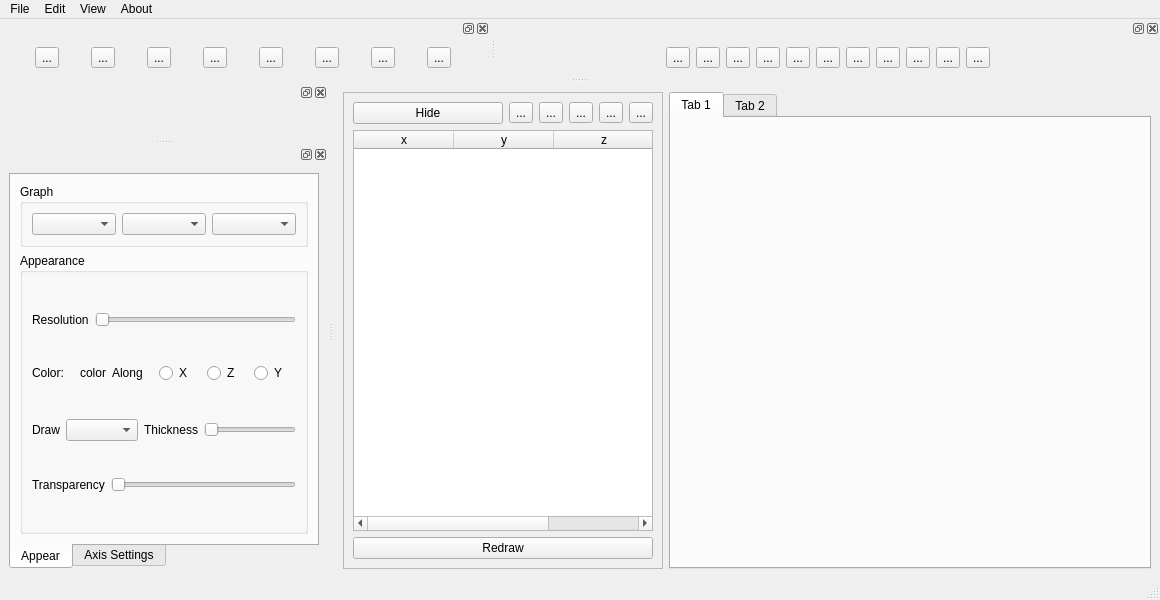
Before: the Qt Designer form GUI.ui in MSHallOpenSoft/plotter, drawn with Qt 5.
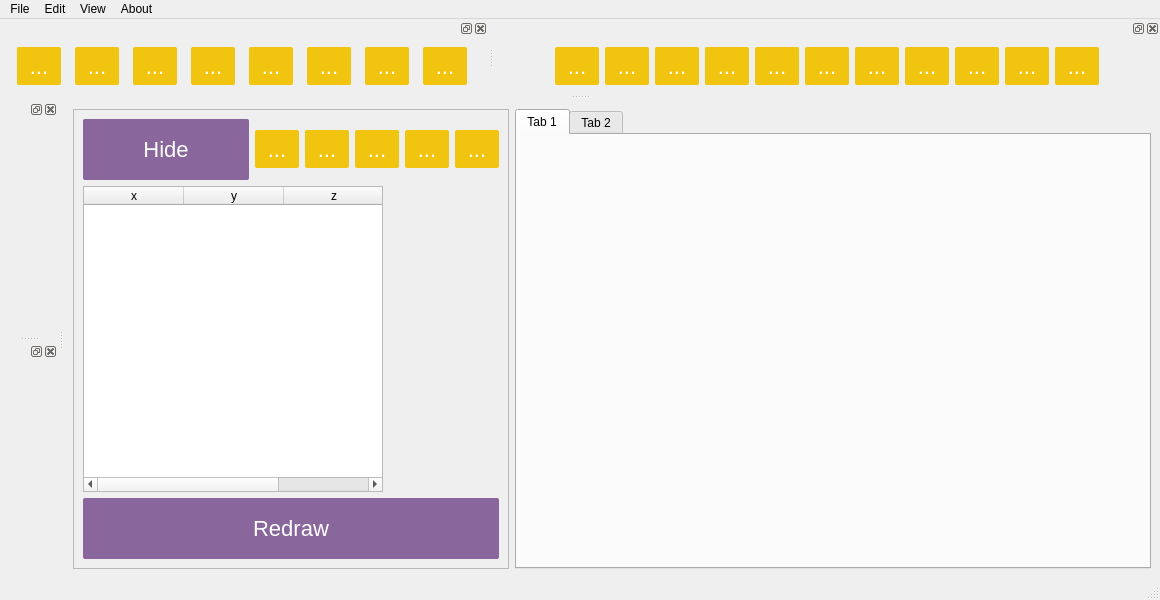
After: the same form once the commit is applied. Icons and pictures are not drawn.

Commit message: Added material design to buttons

What changed in the file:
```diff
--- a/GUI.ui
+++ b/GUI.ui
@@ -13,6 +13,104 @@
   <property name="windowTitle">
    <string>MainWindow</string>
   </property>
+  <property name="styleSheet">
+   <string notr="true">QMainWindow{
+  text-align: center; 
+}
+
+
+QToolButton{
+  position: relative;
+  border: none;
+  outline:none;
+  cursor:pointer;
+  cursor: hand;
+  background: #F1C40F;
+  color: white;
+  padding: 5px 5px;
+  border-radius: 2px;
+  font-size: 22px;
+  -webkit-box-shadow: 0 0 4px rgba(0,0,0, .75);
+   -moz-box-shadow: 0 0 4px rgba(0,0,0, .75);
+   box-shadow: 0 0 4px rgba(0,0,0, .75);
+}
+QToolButton:hover:!pressed{
+  position: relative;
+  border: none;
+  outline:none;
+  cursor:pointer;
+  cursor: hand;
+  background: #d8ae01;
+  color: white;
+  padding: 5px 5px;
+  border-radius: 2px;
+  font-size: 22px;
+  -webkit-box-shadow: 0 0 4px rgba(0,0,0, .75);
+   -moz-box-shadow: 0 0 4px rgba(0,0,0, .75);
+   box-shadow: 0 0 4px rgba(0,0,0, .75);
+}
+QToolButton:pressed{
+  position: relative;
+  border: none;
+  outline:none;
+  cursor:pointer;
+  cursor: hand;
+  background: #fbd334;
+  color: white;
+  padding: 5px 5px;
+  border-radius: 2px;
+  font-size: 22px;
+  -webkit-box-shadow: 0 0 4px rgba(0,0,0, .75);
+   -moz-box-shadow: 0 0 4px rgba(0,0,0, .75);
+   box-shadow: 0 0 4px rgba(0,0,0, .75);
+}
+QPushButton{
+  position: relative;
+  border: none;
+  outline:none;
+  cursor:pointer;
+  cursor: hand;
+  background: #89669b;
+  color: white;
+  padding: 18px 60px;
+  border-radius: 2px;
+  font-size: 22px;
+  -webkit-box-shadow: 0 0 4px rgba(0,0,0, .75);
+   -moz-box-shadow: 0 0 4px rgba(0,0,0, .75);
+   box-shadow: 0 0 4px rgba(0,0,0, .75);
+}
+QPushButton:hover{
+  position: relative;
+  border: none;
+  outline:none;
+  cursor:pointer;
+  cursor: hand;
+  background: #745385;
+  color: white;
+  padding: 18px 60px;
+  border-radius: 2px;
+  font-size: 22px;
+  -webkit-box-shadow: 0 0 4px rgba(0,0,0, .75);
+   -moz-box-shadow: 0 0 4px rgba(0,0,0, .75);
+   box-shadow: 0 0 4px rgba(0,0,0, .75);
+}
+QPushButton:pressed{
+  position: relative;
+  border: none;
+  outline:none;
+  cursor:pointer;
+  cursor: hand;
+  background: #9d74b2;
+  color: white;
+  padding: 18px 60px;
+  border-radius: 2px;
+  font-size: 22px;
+  -webkit-box-shadow: 0 0 4px rgba(0,0,0, .75);
+   -moz-box-shadow: 0 0 4px rgba(0,0,0, .75);
+   box-shadow: 0 0 4px rgba(0,0,0, .75);
+}
+</string>
+  </property>
   <widget class="QWidget" name="centralwidget">
    <layout class="QHBoxLayout" name="horizontalLayout_3">
     <item>
@@ -316,6 +414,62 @@
   </widget>
   <widget class="QStatusBar" name="statusbar"/>
   <widget class="QDockWidget" name="dockWidget">
+   <property name="styleSheet">
+    <string notr="true">QPushButton{
+  position: relative;
+  border: none;
+  outline:none;
+  cursor: pointer;
+  background: #89669b;
+  color: white;
+  padding: 18px 60px;
+  border-radius: 2px;
+  font-size: 22px;
+}
+
+.fab{
+  border-radius: 50%;
+  margin:0;
+  padding: 20px;
+}
+
+.material{
+  position:relative;
+  color:white;
+  margin: 20px auto;
+  height:400px;
+  width:500px;
+  background:#f45673;
+  
+}
+
+.ripple{
+  overflow:hidden;
+}
+
+.ripple-effect{
+  position: absolute;
+  border-radius: 50%;
+  width: 50px;
+  height: 50px;
+  background: white;
+
+    
+  animation: ripple-animation 2s;
+}
+
+
+@keyframes ripple-animation {
+    from {
+      transform: scale(1);
+      opacity: 0.4;
+    }
+    to {
+      transform: scale(100);
+      opacity: 0;
+    }
+}</string>
+   </property>
    <attribute name="dockWidgetArea">
     <number>1</number>
    </attribute>
@@ -334,259 +488,7 @@
    <widget class="QWidget" name="dockWidgetContents_2">
     <layout class="QVBoxLayout" name="verticalLayout_4">
      <item>
-      <layout class="QVBoxLayout" name="verticalLayout_2">
-       <item>
-        <widget class="QTabWidget" name="tabWidget_2">
-         <property name="sizePolicy">
-          <sizepolicy hsizetype="Minimum" vsizetype="Expanding">
-           <horstretch>0</horstretch>
-           <verstretch>0</verstretch>
-          </sizepolicy>
-         </property>
-         <property name="minimumSize">
-          <size>
-           <width>310</width>
-           <height>0</height>
-          </size>
-         </property>
-         <property name="autoFillBackground">
-          <bool>false</bool>
-         </property>
-         <property name="tabPosition">
-          <enum>QTabWidget::South</enum>
-         </property>
-         <property name="tabShape">
-          <enum>QTabWidget::Rounded</enum>
-         </property>
-         <property name="currentIndex">
-          <number>0</number>
-         </property>
-         <property name="iconSize">
-          <size>
-           <width>16</width>
-           <height>25</height>
-          </size>
-         </property>
-         <property name="elideMode">
-          <enum>Qt::ElideNone</enum>
-         </property>
-         <property name="tabsClosable">
-          <bool>false</bool>
-         </property>
-         <property name="movable">
-          <bool>true</bool>
-         </property>
-         <widget class="QWidget" name="tab_3">
-          <attribute name="title">
-           <string>Appear</string>
-          </attribute>
-          <layout class="QVBoxLayout" name="verticalLayout_8">
-           <item>
-            <widget class="QGroupBox" name="groupBox_2">
-             <property name="sizePolicy">
-              <sizepolicy hsizetype="Preferred" vsizetype="Fixed">
-               <horstretch>0</horstretch>
-               <verstretch>0</verstretch>
-              </sizepolicy>
-             </property>
-             <property name="minimumSize">
-              <size>
-               <width>0</width>
-               <height>50</height>
-              </size>
-             </property>
-             <property name="title">
-              <string>Graph</string>
-             </property>
-             <layout class="QHBoxLayout" name="horizontalLayout_12">
-              <item>
-               <layout class="QHBoxLayout" name="horizontalLayout_7">
-                <item>
-                 <widget class="QComboBox" name="comboBox"/>
-                </item>
-                <item>
-                 <widget class="QComboBox" name="comboBox_3"/>
-                </item>
-                <item>
-                 <widget class="QComboBox" name="comboBox_2"/>
-                </item>
-               </layout>
-              </item>
-             </layout>
-            </widget>
-           </item>
-           <item>
-            <widget class="QGroupBox" name="groupBox">
-             <property name="title">
-              <string>Appearance</string>
-             </property>
-             <layout class="QVBoxLayout" name="verticalLayout_7">
-              <item>
-               <layout class="QHBoxLayout" name="horizontalLayout_8">
-                <item>
-                 <widget class="QLabel" name="label">
-                  <property name="text">
-                   <string>Resolution</string>
-                  </property>
-                 </widget>
-                </item>
-                <item>
-                 <widget class="QSlider" name="horizontalSlider">
-                  <property name="orientation">
-                   <enum>Qt::Horizontal</enum>
-                  </property>
-                 </widget>
-                </item>
-               </layout>
-              </item>
-              <item>
-               <layout class="QHBoxLayout" name="horizontalLayout_9">
-                <property name="sizeConstraint">
-                 <enum>QLayout::SetNoConstraint</enum>
-                </property>
-                <item>
-                 <widget class="QLabel" name="label_2">
-                  <property name="text">
-                   <string>Color:</string>
-                  </property>
-                 </widget>
-                </item>
-                <item>
-                 <widget class="QLabel" name="label_3">
-                  <property name="sizePolicy">
-                   <sizepolicy hsizetype="Fixed" vsizetype="Fixed">
-                    <horstretch>0</horstretch>
-                    <verstretch>0</verstretch>
-                   </sizepolicy>
-                  </property>
-                  <property name="minimumSize">
-                   <size>
-                    <width>20</width>
-                    <height>20</height>
-                   </size>
-                  </property>
-                  <property name="text">
-                   <string>color</string>
-                  </property>
-                 </widget>
-                </item>
-                <item>
-                 <widget class="QLabel" name="label_4">
-                  <property name="text">
-                   <string>Along</string>
-                  </property>
-                 </widget>
-                </item>
-                <item>
-                 <widget class="QRadioButton" name="radioButton">
-                  <property name="text">
-                   <string>X</string>
-                  </property>
-                 </widget>
-                </item>
-                <item>
-                 <widget class="QRadioButton" name="radioButton_3">
-                  <property name="text">
-                   <string>Z</string>
-                  </property>
-                 </widget>
-                </item>
-                <item>
-                 <widget class="QRadioButton" name="radioButton_2">
-                  <property name="text">
-                   <string>Y</string>
-                  </property>
-                 </widget>
-                </item>
-               </layout>
-              </item>
-              <item>
-               <layout class="QHBoxLayout" name="horizontalLayout_10">
-                <item>
-                 <widget class="QLabel" name="label_5">
-                  <property name="text">
-                   <string>Draw</string>
-                  </property>
-                 </widget>
-                </item>
-                <item>
-                 <widget class="QComboBox" name="comboBox_4"/>
-                </item>
-                <item>
-                 <widget class="QLabel" name="label_6">
-                  <property name="text">
-                   <string>Thickness</string>
-                  </property>
-                 </widget>
-                </item>
-                <item>
-                 <widget class="QSlider" name="horizontalSlider_2">
-                  <property name="orientation">
-                   <enum>Qt::Horizontal</enum>
-                  </property>
-                 </widget>
-                </item>
-               </layout>
-              </item>
-              <item>
-               <layout class="QHBoxLayout" name="horizontalLayout_11">
-                <item>
-                 <widget class="QLabel" name="label_7">
-                  <property name="text">
-                   <string>Transparency</string>
-                  </property>
-                 </widget>
-                </item>
-                <item>
-                 <widget class="QSlider" name="horizontalSlider_3">
-                  <property name="orientation">
-                   <enum>Qt::Horizontal</enum>
-                  </property>
-                 </widget>
-                </item>
-               </layout>
-              </item>
-             </layout>
-            </widget>
-           </item>
-          </layout>
-         </widget>
-         <widget class="QWidget" name="tab_4">
-          <attribute name="title">
-           <string>Axis Settings</string>
-          </attribute>
-          <layout class="QHBoxLayout" name="horizontalLayout_13">
-           <item>
-            <widget class="QTabWidget" name="tabWidget_3">
-             <property name="styleSheet">
-              <string notr="true">QTabBar::tab{
-height : 40px;
-width : 156px;
-}</string>
-             </property>
-             <property name="currentIndex">
-              <number>1</number>
-             </property>
-             <property name="movable">
-              <bool>true</bool>
-             </property>
-             <widget class="QWidget" name="tab_5">
-              <attribute name="title">
-               <string>Tab 1</string>
-              </attribute>
-             </widget>
-             <widget class="QWidget" name="tab_6">
-              <attribute name="title">
-               <string>Tab 2</string>
-              </attribute>
-             </widget>
-            </widget>
-           </item>
-          </layout>
-         </widget>
-        </widget>
-       </item>
-      </layout>
+      <layout class="QVBoxLayout" name="verticalLayout_2"/>
      </item>
     </layout>
    </widget>
```
Left out of the diff: 144 changed lines with no effect on the pictures.
